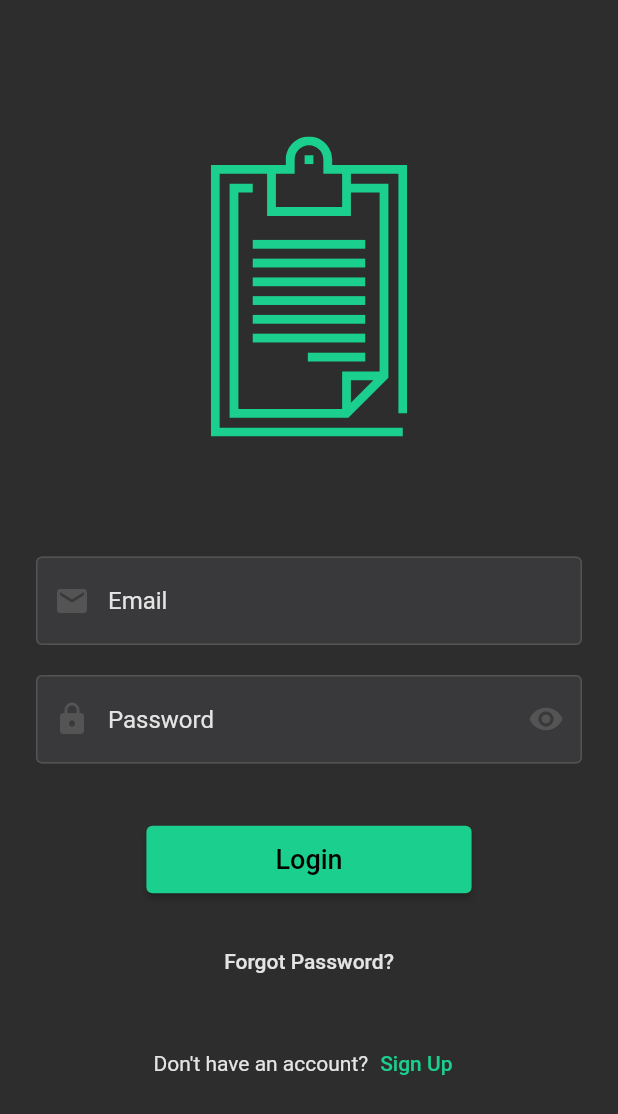
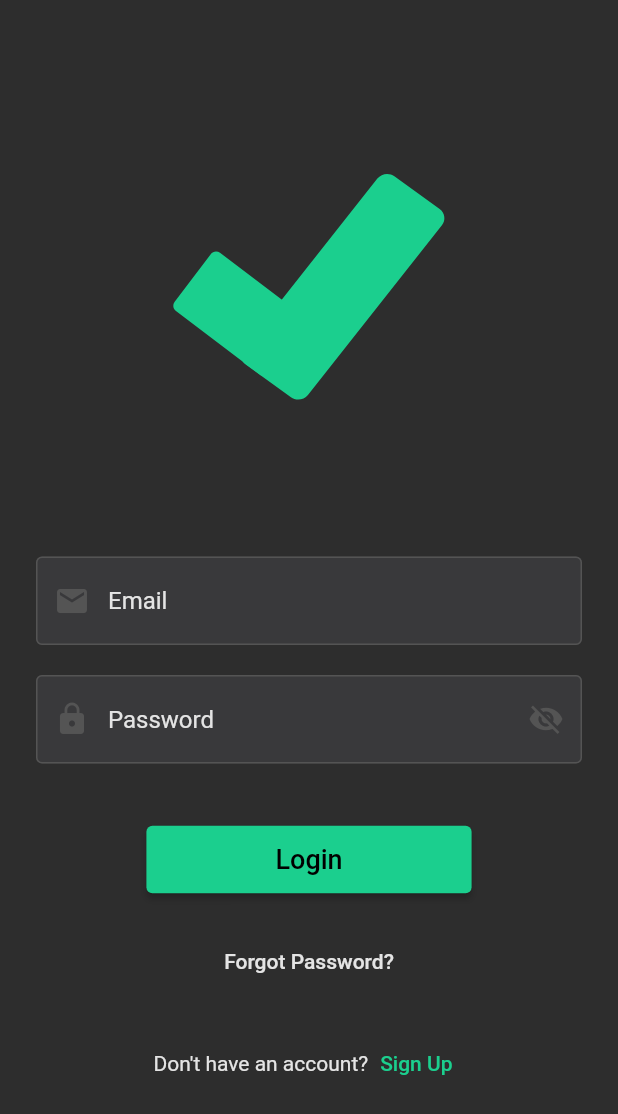
Before and after one commit to AmrEsam0/Tasky, a Flutter app: the screen it shows after launch, on a phone screen of 412 x 824 dp. Shown: the top 1114 px of the screen. Run offline on Flutter 3.47's test engine with Material 2 defaults, Android fonts, the phone set to English and light mode, and no system bars; our stand-ins replace flutter_slidable, flutter_svg, hive_flutter; accounts and stored records are empty.

Commit message:
- changed logo in login screen  - password visibility with icon button working

```diff
--- a/lib/components/login_field.dart
+++ b/lib/components/login_field.dart
@@ -4,36 +4,52 @@ import 'package:flutter/material.dart';
 
 import '../assets/colors/colors.dart';
 
-class LoginField extends StatelessWidget {
-  const LoginField({
+class LoginField extends StatefulWidget {
+  LoginField({
     super.key,
     required this.hintText,
     this.obscureText = false,
     required this.prefixIcon,
-    this.suffixIcon,
     this.controller,
+    required this.isPassword,
   });
 
   final TextEditingController? controller;
   final String hintText;
-  final bool obscureText;
+  bool obscureText;
   final IconData prefixIcon;
-  final IconData? suffixIcon;
+  bool isPassword;
 
+  @override
+  State<LoginField> createState() => _LoginFieldState();
+}
+
+class _LoginFieldState extends State<LoginField> {
   @override
   Widget build(BuildContext context) {
     return TextField(
-      controller: controller,
-      obscureText: obscureText,
+      controller: widget.controller,
+      obscureText: widget.obscureText,
       style: const TextStyle(
         color: textMain,
       ),
       decoration: InputDecoration(
-        prefixIcon: Icon(prefixIcon, color: dimLights),
-        suffixIcon: obscureText ? Icon(suffixIcon, color: dimLights) : null,
+        prefixIcon: Icon(widget.prefixIcon, color: dimLights),
+        suffixIcon: widget.isPassword
+            ? IconButton(
+                onPressed: () {
+                  setState(() {
+                    widget.obscureText = !widget.obscureText;
+                  });
+                },
+                icon: Icon(
+                  widget.obscureText ? Icons.visibility_off : Icons.visibility,
+                  color: dimLights,
+                ))
+            : null,
         fillColor: backgroundLight2,
         filled: true,
-        hintText: hintText,
+        hintText: widget.hintText,
         hintStyle: TextStyle(
           color: textMain,
         ),
--- a/lib/pages/login_page.dart
+++ b/lib/pages/login_page.dart
@@ -6,10 +6,16 @@ import 'package:flutter_svg/flutter_svg.dart';
 import '../assets/colors/colors.dart';
 import '../components/login_field.dart';
 
-class LoginPage extends StatelessWidget {
-  LoginPage({Key? key}) : super(key: key);
+class LoginPage extends StatefulWidget {
+  const LoginPage({Key? key}) : super(key: key);
 
+  @override
+  State<LoginPage> createState() => _LoginPageState();
+}
+
+class _LoginPageState extends State<LoginPage> {
   final _emailController = TextEditingController();
+
   final _passwordController = TextEditingController();
 
   @override
@@ -21,8 +27,10 @@ class LoginPage extends StatelessWidget {
       child: Scaffold(
         body: SafeArea(
           child: Center(
+            child: SingleChildScrollView(
+              physics: const BouncingScrollPhysics(),
               child: Padding(
-              padding: const EdgeInsets.fromLTRB(24, 18, 24, 18),
+                padding: const EdgeInsets.fromLTRB(24, 48, 24, 48),
                 child: Column(
                   mainAxisAlignment: MainAxisAlignment.center,
                   children: [
@@ -30,23 +38,24 @@ class LoginPage extends StatelessWidget {
                       height: 200,
                       width: 200,
                       child: SvgPicture.asset(
-                      'lib/assets/logo.svg',
+                        'lib/assets/logo2.svg',
                         color: mainColor2,
                       ),
                     ),
                     const SizedBox(height: 80),
                     LoginField(
+                      isPassword: false,
                       hintText: 'Email',
                       controller: _emailController,
                       prefixIcon: Icons.email,
                     ),
                     const SizedBox(height: 20),
                     LoginField(
+                      isPassword: true,
                       hintText: 'Password',
                       controller: _passwordController,
                       prefixIcon: Icons.lock,
                       obscureText: true,
-                    suffixIcon: Icons.visibility,
                     ),
                     const SizedBox(height: 40),
                     ElevatedButton(
@@ -100,6 +109,7 @@ class LoginPage extends StatelessWidget {
             ),
           ),
         ),
+      ),
     );
   }
 }
--- a/pubspec.yaml
+++ b/pubspec.yaml
@@ -68,6 +68,7 @@ flutter:
   # To add assets to your application, add an assets section, like this:
   assets:
     - lib/assets/logo.svg
+    - lib/assets/logo2.svg
 
   # An image asset can refer to one or more resolution-specific "variants", see
   # https://flutter.dev/assets-and-images/#resolution-aware
```
Also changed, not shown: lib/assets/logo2.svg (added). Lines whose indentation alone changed are shown as unchanged.
